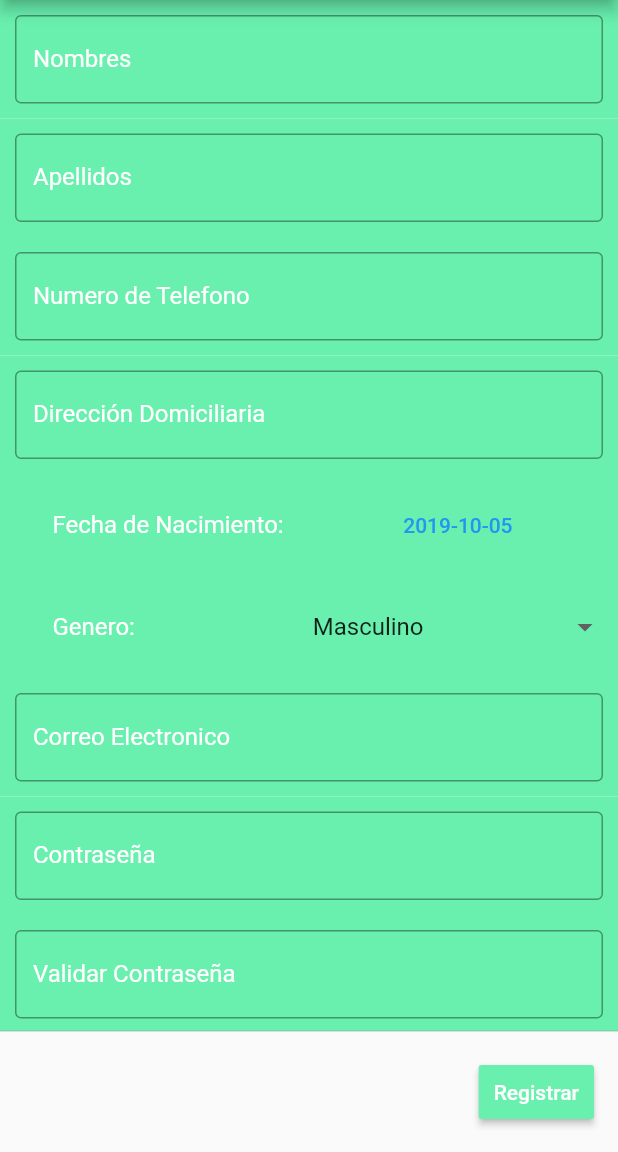
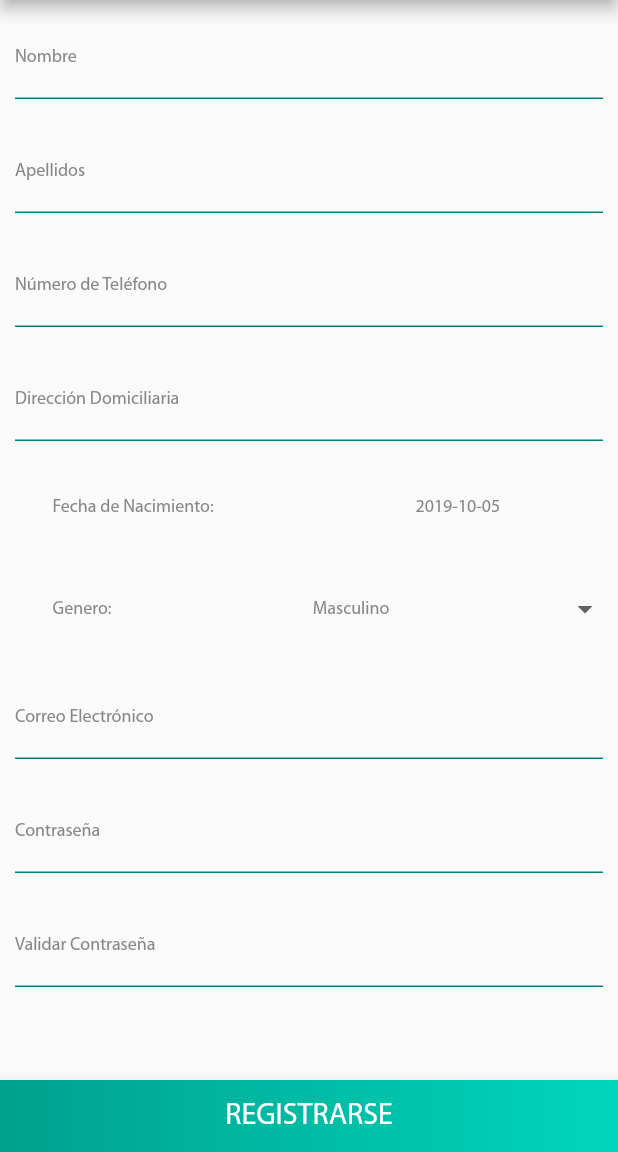
Before and after one commit to edwardcruzcruz/AppClinica, a Flutter app: the Registro screen opened directly, on a phone screen of 412 x 824 dp, the part 84-1236 px from its top. Run offline on Flutter 3.47's test engine with Material 2 defaults, Android fonts, the phone set to English and light mode, and no system bars; our stand-ins replace dio, get_it, modal_progress_hud, shared_preferences; missing offline and left inert: flutter_facebook_login; accounts and stored records are empty; statements that could not run were skipped.

Commit message:
[finishes #168965553] Finalizacion de maquetacion en login commit anterio y registro template

```diff
--- a/lib/screens/LoginPage/Login.dart
+++ b/lib/screens/LoginPage/Login.dart
@@ -1,6 +1,5 @@
 import 'package:flutter_app/screens/HomePage/Home.dart';
 import 'package:flutter/material.dart';
-import 'package:flutter_app/screens/LoginPage/Component/Body.dart';
 import 'package:flutter_app/screens/RegistroPage/Registro.dart';
 import 'package:flutter_app/Utils/service_locator.dart';
 import 'package:flutter_app/Utils/Shared_Preferences.dart';
@@ -32,16 +31,6 @@ Widget _logo(){
         fit: BoxFit.fill,
       ),
       //shape: BoxShape.circle,
-    ),
-  );
-}
-BoxDecoration underlineTextField() {
-  return BoxDecoration(
-    border: Border(
-      bottom: BorderSide( //                   <--- left side
-        color: appTheme().buttonColor,
-        width: 1.0,
-      ),
     ),
   );
 }
@@ -120,6 +109,10 @@ class _LoginState extends State<Login>
                     maxLength: 50,
                     textAlign: TextAlign.center,
                     decoration: InputDecoration(
+                      enabledBorder: UnderlineInputBorder(
+                        borderSide: BorderSide(color: appTheme().buttonColor,
+                            width: 1.0),
+                      ),
                       hintText: Strings.HintEmail,
                       hintStyle: appTheme().textTheme.title,
                       labelStyle: appTheme().textTheme.title,
@@ -129,7 +122,6 @@ class _LoginState extends State<Login>
                       filled: true,
                     ),
                   ),
-                  decoration: underlineTextField(),
                 ),
                 new Container(
                   margin: const EdgeInsets.only(top: 5.0,bottom: 10.0),
@@ -151,6 +143,10 @@ class _LoginState extends State<Login>
                     textAlign: TextAlign.center,
                     obscureText: _obscureText,
                     decoration: InputDecoration(
+                      enabledBorder: UnderlineInputBorder(
+                        borderSide: BorderSide(color: appTheme().buttonColor,
+                            width: 1.0),
+                      ),
                       hintText: Strings.HintPassword,
                       labelText: Strings.LabelPassword,
                       hintStyle: appTheme().textTheme.title,
@@ -164,7 +160,6 @@ class _LoginState extends State<Login>
                         ),
                     ),
                   ),
-                  decoration: underlineTextField(),
                 ),
                 Container(
                   child: Row(
@@ -221,7 +216,6 @@ class _LoginState extends State<Login>
             child: Container(
               width: double.infinity,
               child: FlatButton(
-                textColor: Colors.white,
                 onPressed: ()async{
                   setState(() {//se muestra barra circular de espera
                     _saving = true;
--- a/lib/screens/RegistroPage/Registro.dart
+++ b/lib/screens/RegistroPage/Registro.dart
@@ -3,8 +3,11 @@ import 'package:flutter/material.dart';
 import 'package:flutter_app/components/DateTime/flutter_datetime_picker.dart';
 import 'package:flutter_app/screens/LoginPage/Login.dart';
 import 'package:flutter_app/services/Rest_Services.dart';
+import 'package:flutter_app/theme/Strings.dart';
 import 'package:intl/intl.dart';
 import 'package:modal_progress_hud/modal_progress_hud.dart';
+import 'package:flutter_app/theme/style.dart';
+
 
 class Registro extends StatefulWidget{
 
@@ -58,18 +61,11 @@ class _RegistroState extends State<Registro> {
         ],
       ),
       body: ModalProgressHUD(color: Colors.grey[600],progressIndicator: CircularProgressIndicator(valueColor: AlwaysStoppedAnimation<Color>(Colors.black),),inAsyncCall: _saving, child: tabla()),
-      persistentFooterButtons: <Widget>[
-        ButtonBar(
-          children: <Widget>[
-            Row(
-              mainAxisAlignment: MainAxisAlignment.start,
-              children: <Widget>[
-                Container(
-                    padding: EdgeInsets.only(left: 80),
-                    child: RaisedButton(
-                      color: Colors.greenAccent,
-                      textColor: Colors.white,
-                      child: Text("Registrar"),
+      bottomNavigationBar: BottomAppBar(
+        child:  Container(
+        width: double.infinity,
+        child: FlatButton(
+            child: Text(Strings.ButtonRegistrarse,style: appTheme().textTheme.button,),
             padding: const EdgeInsets.all(10.0),
             onPressed: () async{
               // Validate will return true if the form is valid, or false if
@@ -101,13 +97,19 @@ class _RegistroState extends State<Registro> {
                 }
               }
             }
-                    )
         ),
+        decoration: new BoxDecoration(
+          gradient: new LinearGradient(
+            colors: [
+              Color(0xFF00a18d),
+              Color(0xFF00d6bc),
             ],
+            begin: FractionalOffset.centerLeft,
+            end: FractionalOffset.centerRight,
           ),
-          ],
-        )
-      ],
+        ),
+      ),
+      ),
     );
   }
 
@@ -123,20 +125,16 @@ class _RegistroState extends State<Registro> {
                       crossAxisAlignment: CrossAxisAlignment.start,
                       children: <Widget>[
                         Container(
-                          decoration: BoxDecoration(
-                            color: Colors.greenAccent,
-                          ),
                           padding: EdgeInsets.all(10),
                           child: TextFormField(
                             controller: username,
-                            style: TextStyle(
-                                color: Colors.white
+                            decoration: InputDecoration(
+                              enabledBorder: UnderlineInputBorder(
+                                borderSide: BorderSide(color: appTheme().buttonColor,
+                                    width: 1.0),
                               ),
-                            decoration: InputDecoration(
-                              border: OutlineInputBorder(),
-                              labelText: 'Nombres',
-                              labelStyle: TextStyle(
-                                  color: Colors.white),
+                              labelText: Strings.LabelRegistroNombre,
+                              labelStyle: appTheme().textTheme.title,
                             ),
                             validator: (value) {
                               if (value.isEmpty) {
@@ -147,22 +145,19 @@ class _RegistroState extends State<Registro> {
                               return null;
                             },
                           ),
+                          //decoration: underlineTextField(),
                         ),
                         Container(
-                          decoration: BoxDecoration(
-                            color: Colors.greenAccent,
-                          ),
                           padding: EdgeInsets.all(10),
                           child: TextFormField(
                             controller: lastname,
-                            style: TextStyle(
-                                color: Colors.white
+                            decoration: InputDecoration(
+                              enabledBorder: UnderlineInputBorder(
+                                borderSide: BorderSide(color: appTheme().buttonColor,
+                                    width: 1.0),
                               ),
-                            decoration: InputDecoration(
-                              border: OutlineInputBorder(),
-                              labelText: 'Apellidos',
-                              labelStyle: TextStyle(
-                                  color: Colors.white),
+                              labelText: Strings.LabelRegistroApellidos,
+                              labelStyle: appTheme().textTheme.title,
                             ),
                             validator: (value) {
                               if (value.isEmpty) {
@@ -173,22 +168,19 @@ class _RegistroState extends State<Registro> {
                               return null;
                             },
                           ),
+                          //decoration: underlineTextField(),
                         ),
                         Container(
-                          decoration: BoxDecoration(
-                            color: Colors.greenAccent,
-                          ),
                           padding: EdgeInsets.all(10),
                           child: TextFormField(
                             controller: nophone,
-                            style: TextStyle(
-                                color: Colors.white
+                            decoration: InputDecoration(
+                              enabledBorder: UnderlineInputBorder(
+                                borderSide: BorderSide(color: appTheme().buttonColor,
+                                    width: 1.0),
                               ),
-                            decoration: InputDecoration(
-                              border: OutlineInputBorder(),
-                              labelText: 'Numero de Telefono',
-                              labelStyle: TextStyle(
-                                  color: Colors.white),
+                              labelText: Strings.LabelRegistroTelefono,
+                              labelStyle: appTheme().textTheme.title,
                             ),
                             validator: (value) {
                               if (value.isEmpty) {
@@ -199,22 +191,19 @@ class _RegistroState extends State<Registro> {
                               return null;
                             },
                           ),
+                          //decoration: underlineTextField(),
                         ),
                         Container(
-                          decoration: BoxDecoration(
-                            color: Colors.greenAccent,
-                          ),
                           padding: EdgeInsets.all(10),
                           child: TextFormField(
                             controller: address,
-                            style: TextStyle(
-                                color: Colors.white
+                            decoration: InputDecoration(
+                              enabledBorder: UnderlineInputBorder(
+                                borderSide: BorderSide(color: appTheme().buttonColor,
+                                    width: 1.0),
                               ),
-                            decoration: InputDecoration(
-                              border: OutlineInputBorder(),
-                              labelText: 'Dirección Domiciliaria',
-                              labelStyle: TextStyle(
-                                  color: Colors.white),
+                              labelText: Strings.LabelRegistroDireccion,
+                              labelStyle: appTheme().textTheme.title,
                             ),
                             validator: (text) {
                               if (text.length == 0) {
@@ -223,11 +212,9 @@ class _RegistroState extends State<Registro> {
                               return null;
                             },
                           ),
+                          //decoration: underlineTextField(),
                         ),
                         Container(
-                          decoration: BoxDecoration(
-                            color: Colors.greenAccent,
-                          ),
                           padding: EdgeInsets.only(bottom:10,left: 15,right: 10,top: 10),
                           child: Row(
                             mainAxisSize: MainAxisSize.min,
@@ -235,7 +222,7 @@ class _RegistroState extends State<Registro> {
                               Expanded(
                                 child: new Padding(
                                   padding: const EdgeInsets.only(left: 20),
-                                  child: Text("Fecha de Nacimiento:",style: TextStyle(color: Colors.white,fontSize: 16),),
+                                  child: Text("Fecha de Nacimiento:",style: appTheme().textTheme.title,),
                                 ),
                               ),
                               Expanded(
@@ -247,10 +234,9 @@ class _RegistroState extends State<Registro> {
                                           maxTime: DateTime(DateTime.now().year, DateTime.now().month,DateTime.now().day),
                                           theme: DatePickerTheme(
                                               backgroundColor: Colors.blue,
-                                              itemStyle: TextStyle(
-                                                  color: Colors.white, fontWeight: FontWeight.bold),
+                                              itemStyle: appTheme().textTheme.button,
                                               doneStyle:
-                                              TextStyle(color: Colors.white, fontSize: 16)),
+                                              appTheme().textTheme.button),
                                           onChanged: (date) {
                                             setState(() {//se utilizn estados para actualizar directmente sin esperar eventos
                                               Date=DateFormat("yyyy-MM-dd").format(date).toString();
@@ -260,7 +246,7 @@ class _RegistroState extends State<Registro> {
                                           }, currentTime: DateTime.now(), locale: LocaleType.en);
                                     },
                                     child: new Text(Date,
-                                      style: TextStyle(color: Colors.blue),
+                                      style: appTheme().textTheme.title,
                                     )
                                 ),
 
@@ -269,9 +255,6 @@ class _RegistroState extends State<Registro> {
                           ),
                         ),
                         Container(
-                          decoration: BoxDecoration(
-                            color: Colors.greenAccent,
-                          ),
                           padding: EdgeInsets.only(bottom:10,left: 15,right: 10,top: 10),
                           child: Row(
                             mainAxisSize: MainAxisSize.min,
@@ -279,7 +262,7 @@ class _RegistroState extends State<Registro> {
                               Expanded(
                                 child: new Padding(
                                   padding: const EdgeInsets.only(left: 20),
-                                  child: Text("Genero: ",style: TextStyle(color: Colors.white,fontSize: 16),),
+                                  child: Text("Genero: ",style: appTheme().textTheme.title,),
                                 ),
                               ),
                               Expanded(
@@ -293,6 +276,7 @@ class _RegistroState extends State<Registro> {
                                           children: <Widget>[
                                             Text(
                                               "Masculino",
+                                              style: appTheme().textTheme.title,
                                             ),
                                           ],
                                         ),
@@ -305,6 +289,7 @@ class _RegistroState extends State<Registro> {
 
                                             Text(
                                               "Femenino",
+                                              style: appTheme().textTheme.title,
                                             ),
                                           ],
                                         ),
@@ -325,21 +310,16 @@ class _RegistroState extends State<Registro> {
                           ),
                         ),
                         Container(
-                          decoration: BoxDecoration(
-                            color: Colors.greenAccent,
-                          ),
                           padding: EdgeInsets.all(10),
                           child: TextFormField(
                             controller: email,
-                            style: TextStyle(
-                                color: Colors.white
+                            decoration: InputDecoration(
+                              enabledBorder: UnderlineInputBorder(
+                                borderSide: BorderSide(color: appTheme().buttonColor,
+                                    width: 1.0),
                               ),
-                            decoration: InputDecoration(
-                              border: OutlineInputBorder(
-                              ),
-                              labelText: 'Correo Electronico',
-                              labelStyle: TextStyle(
-                                  color: Colors.white),
+                              labelText: Strings.LabelEmail,
+                              labelStyle: appTheme().textTheme.title,
                             ),
                             validator: (text) {
                               if (text.length == 0) {
@@ -350,23 +330,19 @@ class _RegistroState extends State<Registro> {
                               return null;
                             },
                           ),
+                          //decoration: underlineTextField(),
                         ),
                         Container(
-                          decoration: BoxDecoration(
-                            color: Colors.greenAccent,
-                          ),
                           padding: EdgeInsets.all(10),
                           child: TextFormField(
                             controller: passController1,
-                            style: TextStyle(
-                                color: Colors.white
+                            decoration: InputDecoration(
+                              enabledBorder: UnderlineInputBorder(
+                                borderSide: BorderSide(color: appTheme().buttonColor,
+                                    width: 1.0),
                               ),
-                            decoration: InputDecoration(
-                              border: OutlineInputBorder(
-                              ),
-                              labelText: 'Contraseña',
-                              labelStyle: TextStyle(
-                                  color: Colors.white),
+                              labelText: Strings.LabelPassword,
+                              labelStyle: appTheme().textTheme.title,
                             ),
                             validator: (text) {
                               if (text.length == 0) {
@@ -379,23 +355,19 @@ class _RegistroState extends State<Registro> {
                               return null;
                             },
                           ),
+                          //decoration: underlineTextField(),
                         ),
                         Container(
-                          decoration: BoxDecoration(
-                            color: Colors.greenAccent,
-                          ),
                           padding: EdgeInsets.all(10),
                           child: TextFormField(
                             controller: passController2,
-                            style: TextStyle(
-                                color: Colors.white
+                            decoration: InputDecoration(
+                              enabledBorder: UnderlineInputBorder(
+                                borderSide: BorderSide(color: appTheme().buttonColor,
+                                    width: 1.0),
                               ),
-                            decoration: InputDecoration(
-                              border: OutlineInputBorder(
-                              ),
-                              labelText: 'Validar Contraseña',
-                              labelStyle: TextStyle(
-                                  color: Colors.white),
+                              labelText: Strings.LabelRegistroValidarPas,
+                              labelStyle: appTheme().textTheme.title,
                             ),
                             validator: (text) {
                               if (text.length == 0) {
@@ -408,6 +380,7 @@ class _RegistroState extends State<Registro> {
                               return null;
                             },
                           ),
+                          //decoration: underlineTextField(),
                         ),
                       ],
                     ),
--- a/lib/theme/Strings.dart
+++ b/lib/theme/Strings.dart
@@ -6,4 +6,10 @@ class Strings {
   static const String HintEmail = "Ingrese su Correo";
   static const String LabelEmail = "Correo Electrónico";
   static const String ButtonLogin = "INICIAR SESIÓN";
+  static const String ButtonRegistrarse = "REGISTRARSE";
+  static const String LabelRegistroNombre = "Nombre";
+  static const String LabelRegistroApellidos = "Apellidos";
+  static const String LabelRegistroTelefono = "Número de Teléfono";
+  static const String LabelRegistroDireccion = "Dirección Domiciliaria";
+  static const String LabelRegistroValidarPas = "Validar Contraseña";
 }
--- a/lib/theme/style.dart
+++ b/lib/theme/style.dart
@@ -18,7 +18,7 @@ ThemeData appTheme() {
     scaffoldBackgroundColor: Colors.white,
     canvasColor: Colors.black,
 
-    buttonColor:Color.fromRGBO(19, 206,148, 100),
+    buttonColor:Color(0xFF00817c),
     textSelectionColor: Color.fromRGBO(9,125, 124, 100),
     cardColor: Color.fromRGBO(19, 206, 177, 100),
     textTheme: TextTheme(
```
Also changed, not shown: 3 other files. Lines whose indentation alone changed are shown as unchanged.
